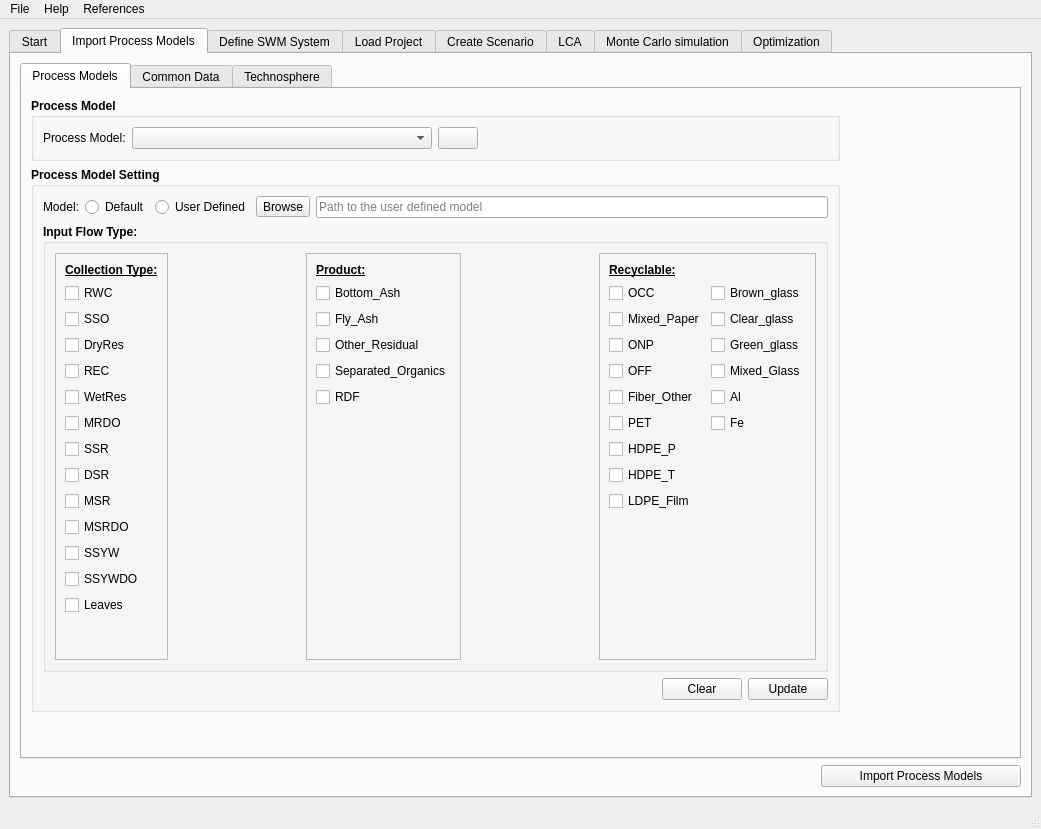
The window that swolfpy/UI/PySWOLF.ui (SwolfPy-Project/swolfpy) describes before a commit, drawn with Qt 5.
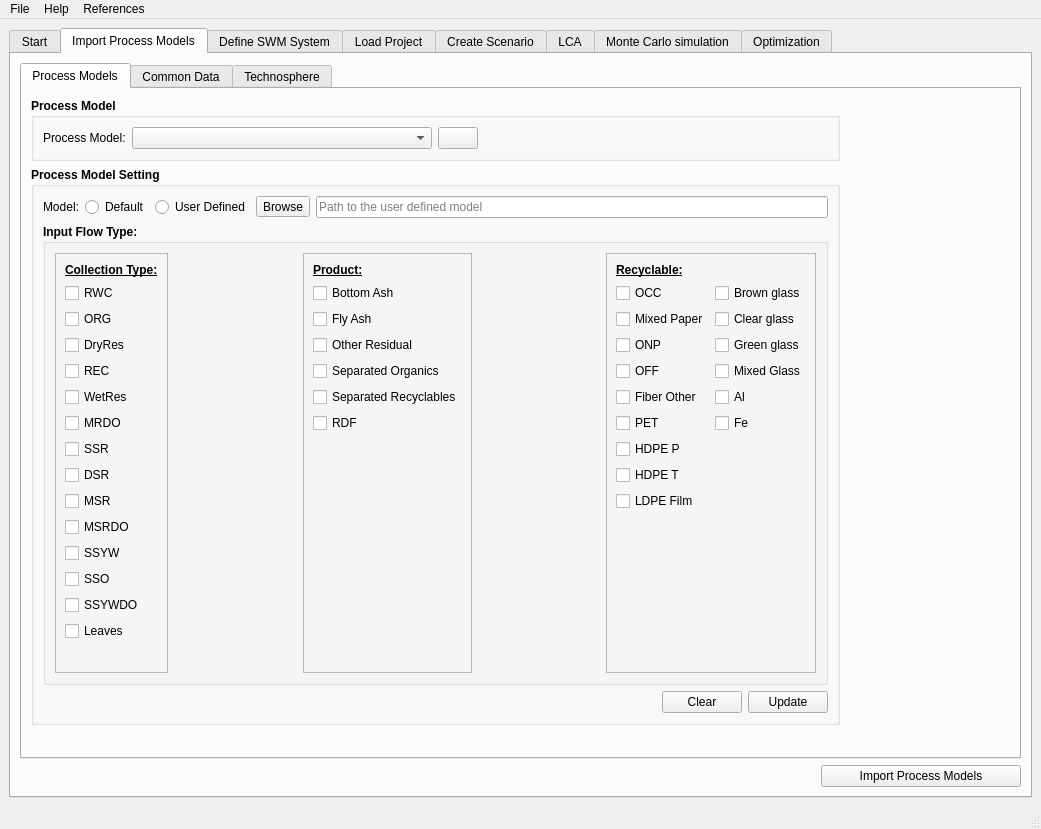
The same window after the commit. The open tabs and pages were chosen to show the change. Icons and pictures are not drawn.

Commit message: Revise GUI Add TS, SSO, ORG, Other_Recyclables

The edit to the form file:
```diff
--- a/swolfpy/UI/PySWOLF.ui
+++ b/swolfpy/UI/PySWOLF.ui
@@ -36,7 +36,7 @@
        </font>
       </property>
       <property name="currentIndex">
-       <number>2</number>
+       <number>1</number>
       </property>
       <widget class="QWidget" name="Start">
        <attribute name="title">
@@ -267,7 +267,7 @@
         <item row="0" column="0" colspan="2">
          <widget class="QTabWidget" name="init_process_toolbox">
           <property name="currentIndex">
-           <number>2</number>
+           <number>0</number>
           </property>
           <widget class="QWidget" name="PM_PMTab">
            <attribute name="title">
@@ -513,7 +513,7 @@
                      <item row="2" column="0">
                       <widget class="QCheckBox" name="IT_Mixed_Paper">
                        <property name="text">
-                        <string>Mixed_Paper</string>
+                        <string>Mixed Paper</string>
                        </property>
                       </widget>
                      </item>
@@ -527,7 +527,7 @@
                      <item row="5" column="0">
                       <widget class="QCheckBox" name="IT_Fiber_Other">
                        <property name="text">
-                        <string>Fiber_Other</string>
+                        <string>Fiber Other</string>
                        </property>
                       </widget>
                      </item>
@@ -554,49 +554,49 @@
                      <item row="7" column="0">
                       <widget class="QCheckBox" name="IT_HDPE_P">
                        <property name="text">
-                        <string>HDPE_P</string>
+                        <string>HDPE P</string>
                        </property>
                       </widget>
                      </item>
                      <item row="8" column="0">
                       <widget class="QCheckBox" name="IT_HDPE_T">
                        <property name="text">
-                        <string>HDPE_T</string>
+                        <string>HDPE T</string>
                        </property>
                       </widget>
                      </item>
                      <item row="9" column="0">
                       <widget class="QCheckBox" name="IT_LDPE_Film">
                        <property name="text">
-                        <string>LDPE_Film</string>
+                        <string>LDPE Film</string>
                        </property>
                       </widget>
                      </item>
                      <item row="1" column="1">
                       <widget class="QCheckBox" name="IT_Brown_glass">
                        <property name="text">
-                        <string>Brown_glass</string>
+                        <string>Brown glass</string>
                        </property>
                       </widget>
                      </item>
                      <item row="2" column="1">
                       <widget class="QCheckBox" name="IT_Clear_glass">
                        <property name="text">
-                        <string>Clear_glass</string>
+                        <string>Clear glass</string>
                        </property>
                       </widget>
                      </item>
                      <item row="3" column="1">
                       <widget class="QCheckBox" name="IT_Green_glass">
                        <property name="text">
-                        <string>Green_glass</string>
+                        <string>Green glass</string>
                        </property>
                       </widget>
                      </item>
                      <item row="4" column="1">
                       <widget class="QCheckBox" name="IT_Mixed_Glass">
                        <property name="text">
-                        <string>Mixed_Glass</string>
+                        <string>Mixed Glass</string>
                        </property>
                       </widget>
                      </item>
@@ -633,10 +633,10 @@
                      <enum>QFrame::Raised</enum>
                     </property>
                     <layout class="QGridLayout" name="gridLayout_29">
-                     <item row="4" column="0">
-                      <widget class="QCheckBox" name="IT_REC">
+                     <item row="14" column="0">
+                      <widget class="QCheckBox" name="IT_LV">
                        <property name="text">
-                        <string>REC</string>
+                        <string>Leaves</string>
                        </property>
                       </widget>
                      </item>
@@ -647,17 +647,30 @@
                        </property>
                       </widget>
                      </item>
+                     <item row="4" column="0">
+                      <widget class="QCheckBox" name="IT_REC">
+                       <property name="text">
+                        <string>REC</string>
+                       </property>
+                      </widget>
+                     </item>
+                     <item row="3" column="0">
+                      <widget class="QCheckBox" name="IT_DryRes">
+                       <property name="sizePolicy">
+                        <sizepolicy hsizetype="Minimum" vsizetype="Fixed">
+                         <horstretch>0</horstretch>
+                         <verstretch>0</verstretch>
+                        </sizepolicy>
+                       </property>
+                       <property name="text">
+                        <string>DryRes</string>
+                       </property>
+                      </widget>
+                     </item>
                      <item row="13" column="0">
-                      <widget class="QCheckBox" name="IT_LV">
+                      <widget class="QCheckBox" name="IT_SSYWDO">
                        <property name="text">
-                        <string>Leaves</string>
-                       </property>
-                      </widget>
-                     </item>
-                     <item row="2" column="0">
-                      <widget class="QCheckBox" name="IT_SSO">
-                       <property name="text">
-                        <string>SSO</string>
+                        <string>SSYWDO</string>
                        </property>
                       </widget>
                      </item>
@@ -674,6 +687,13 @@
                        </property>
                       </widget>
                      </item>
+                     <item row="2" column="0">
+                      <widget class="QCheckBox" name="IT_ORG">
+                       <property name="text">
+                        <string>ORG</string>
+                       </property>
+                      </widget>
+                     </item>
                      <item row="9" column="0">
                       <widget class="QCheckBox" name="IT_MSR">
                        <property name="text">
@@ -681,26 +701,6 @@
                        </property>
                       </widget>
                      </item>
-                     <item row="3" column="0">
-                      <widget class="QCheckBox" name="IT_DryRes">
-                       <property name="sizePolicy">
-                        <sizepolicy hsizetype="Minimum" vsizetype="Fixed">
-                         <horstretch>0</horstretch>
-                         <verstretch>0</verstretch>
-                        </sizepolicy>
-                       </property>
-                       <property name="text">
-                        <string>DryRes</string>
-                       </property>
-                      </widget>
-                     </item>
-                     <item row="12" column="0">
-                      <widget class="QCheckBox" name="IT_SSYWDO">
-                       <property name="text">
-                        <string>SSYWDO</string>
-                       </property>
-                      </widget>
-                     </item>
                      <item row="5" column="0">
                       <widget class="QCheckBox" name="IT_WetRes">
                        <property name="text">
@@ -708,10 +708,10 @@
                        </property>
                       </widget>
                      </item>
-                     <item row="6" column="0">
-                      <widget class="QCheckBox" name="IT_MRDO">
+                     <item row="8" column="0">
+                      <widget class="QCheckBox" name="IT_DSR">
                        <property name="text">
-                        <string>MRDO</string>
+                        <string>DSR</string>
                        </property>
                       </widget>
                      </item>
@@ -729,10 +729,10 @@
                        </property>
                       </widget>
                      </item>
-                     <item row="8" column="0">
-                      <widget class="QCheckBox" name="IT_DSR">
+                     <item row="6" column="0">
+                      <widget class="QCheckBox" name="IT_MRDO">
                        <property name="text">
-                        <string>DSR</string>
+                        <string>MRDO</string>
                        </property>
                       </widget>
                      </item>
@@ -752,7 +752,7 @@
                        </property>
                       </widget>
                      </item>
-                     <item row="14" column="0">
+                     <item row="15" column="0">
                       <spacer name="verticalSpacer_5">
                        <property name="orientation">
                         <enum>Qt::Vertical</enum>
@@ -765,6 +765,13 @@
                        </property>
                       </spacer>
                      </item>
+                     <item row="12" column="0">
+                      <widget class="QCheckBox" name="IT_SSO">
+                       <property name="text">
+                        <string>SSO</string>
+                       </property>
+                      </widget>
+                     </item>
                     </layout>
                    </widget>
                   </item>
@@ -787,7 +794,7 @@
                      <item row="4" column="0">
                       <widget class="QCheckBox" name="IT_Separated_Organics">
                        <property name="text">
-                        <string>Separated_Organics</string>
+                        <string>Separated Organics</string>
                        </property>
                       </widget>
                      </item>
@@ -809,44 +816,51 @@
                      <item row="2" column="0">
                       <widget class="QCheckBox" name="IT_Fly_Ash">
                        <property name="text">
-                        <string>Fly_Ash</string>
+                        <string>Fly Ash</string>
                        </property>
                       </widget>
                      </item>
-                     <item row="1" column="0">
-                      <widget class="QCheckBox" name="IT_Bottom_Ash">
-                       <property name="text">
-                        <string>Bottom_Ash</string>
-                       </property>
-                      </widget>
-                     </item>
-                     <item row="6" column="0">
-                      <spacer name="verticalSpacer_7">
-                       <property name="orientation">
-                        <enum>Qt::Vertical</enum>
-                       </property>
-                       <property name="sizeHint" stdset="0">
-                        <size>
-                         <width>20</width>
-                         <height>40</height>
-                        </size>
-                       </property>
-                      </spacer>
-                     </item>
                      <item row="3" column="0">
                       <widget class="QCheckBox" name="IT_Other_Residual">
                        <property name="text">
-                        <string>Other_Residual</string>
+                        <string>Other Residual</string>
                        </property>
                       </widget>
                      </item>
-                     <item row="5" column="0">
+                     <item row="6" column="0">
                       <widget class="QCheckBox" name="IT_RDF">
                        <property name="text">
                         <string>RDF</string>
                        </property>
                       </widget>
                      </item>
+                     <item row="7" column="0">
+                      <spacer name="verticalSpacer_7">
+                       <property name="orientation">
+                        <enum>Qt::Vertical</enum>
+                       </property>
+                       <property name="sizeHint" stdset="0">
+                        <size>
+                         <width>20</width>
+                         <height>40</height>
+                        </size>
+                       </property>
+                      </spacer>
+                     </item>
+                     <item row="1" column="0">
+                      <widget class="QCheckBox" name="IT_Bottom_Ash">
+                       <property name="text">
+                        <string>Bottom Ash</string>
+                       </property>
+                      </widget>
+                     </item>
+                     <item row="5" column="0">
+                      <widget class="QCheckBox" name="IT_Separated_Recyclables">
+                       <property name="text">
+                        <string>Separated Recyclables</string>
+                       </property>
+                      </widget>
+                     </item>
                     </layout>
                    </widget>
                   </item>
@@ -1516,8 +1530,8 @@
             <rect>
              <x>0</x>
              <y>0</y>
-             <width>997</width>
-             <height>724</height>
+             <width>107</width>
+             <height>638</height>
             </rect>
            </property>
            <layout class="QGridLayout" name="gridLayout_105">
@@ -1546,8 +1560,8 @@
                    <rect>
                     <x>0</x>
                     <y>0</y>
-                    <width>959</width>
-                    <height>605</height>
+                    <width>187</width>
+                    <height>96</height>
                    </rect>
                   </property>
                   <attribute name="label">
@@ -1822,8 +1836,8 @@
                    <rect>
                     <x>0</x>
                     <y>0</y>
-                    <width>959</width>
-                    <height>605</height>
+                    <width>820</width>
+                    <height>508</height>
                    </rect>
                   </property>
                   <attribute name="label">
@@ -1906,7 +1920,7 @@
                       <property name="minimumSize">
                        <size>
                         <width>0</width>
-                        <height>200</height>
+                        <height>300</height>
                        </size>
                       </property>
                       <property name="currentIndex">
@@ -2142,7 +2156,7 @@
             <rect>
              <x>0</x>
              <y>0</y>
-             <width>980</width>
+             <width>635</width>
              <height>801</height>
             </rect>
            </property>
@@ -2385,7 +2399,7 @@
             <rect>
              <x>0</x>
              <y>0</y>
-             <width>980</width>
+             <width>540</width>
              <height>726</height>
             </rect>
            </property>
@@ -3440,7 +3454,7 @@
             <rect>
              <x>0</x>
              <y>0</y>
-             <width>980</width>
+             <width>902</width>
              <height>736</height>
             </rect>
            </property>
@@ -3834,8 +3848,8 @@
                      <rect>
                       <x>0</x>
                       <y>0</y>
-                      <width>365</width>
-                      <height>190</height>
+                      <width>218</width>
+                      <height>133</height>
                      </rect>
                     </property>
                     <attribute name="label">
@@ -3910,8 +3924,8 @@
                          <rect>
                           <x>0</x>
                           <y>0</y>
-                          <width>345</width>
-                          <height>125</height>
+                          <width>198</width>
+                          <height>28</height>
                          </rect>
                         </property>
                         <layout class="QVBoxLayout" name="verticalLayout_3"/>
```
The commit also changes 3 other files.
